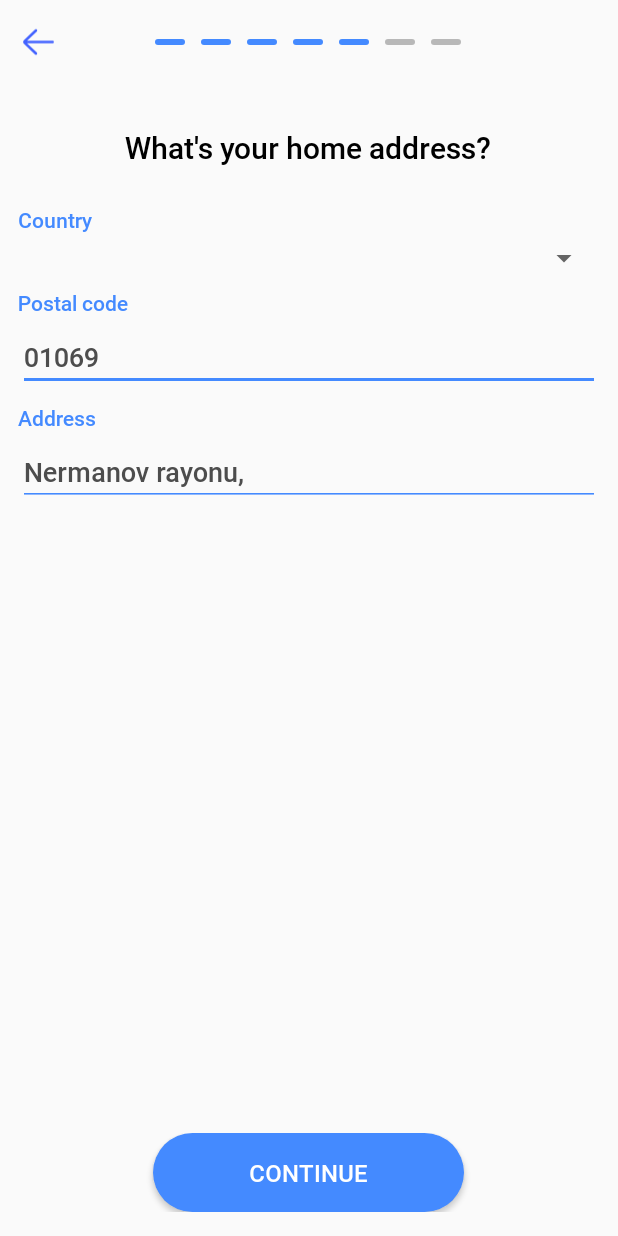
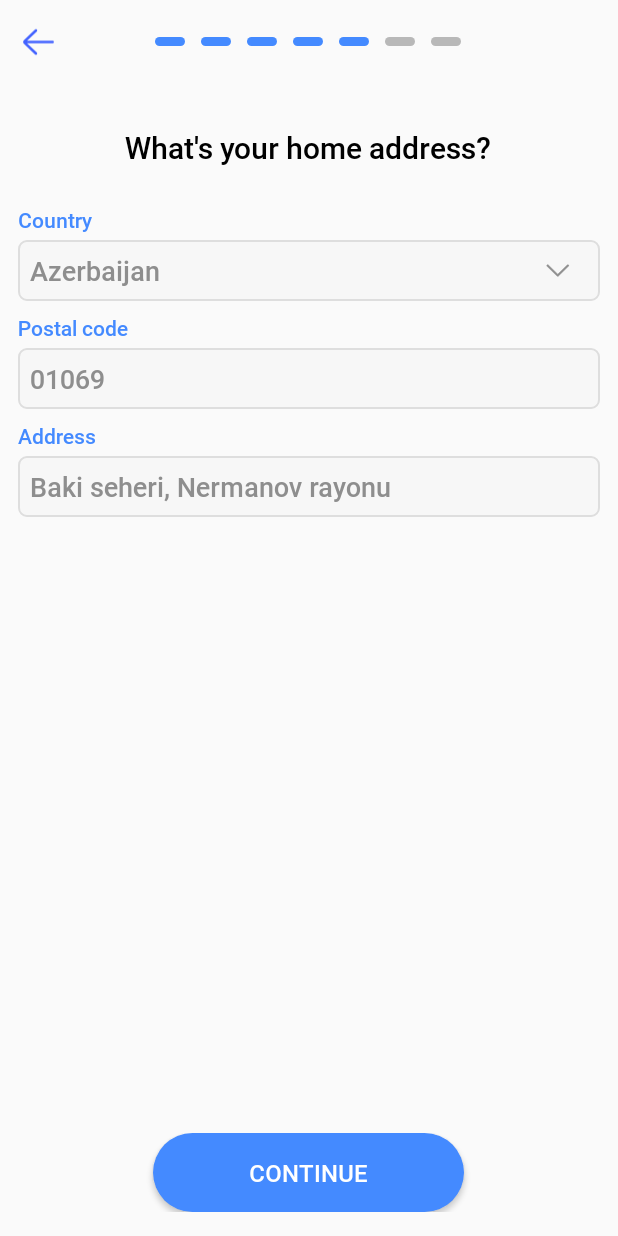
Before and after one commit to hajiyevelnur04/asan-heyat, an Android app: the AddHomeAdressActivity screen opened directly, with no data from a screen before it, on a phone screen of 412 x 824 dp. Run offline under Robolectric (Android 15) with nearby library versions, the phone set to English and light mode, and no system bars; our stand-ins replace Firebase (no records; nobody signed in at launch, a user with empty details on screens opened directly).

Commit message:
bug fixing

```diff
--- a/app/src/main/AndroidManifest.xml
+++ b/app/src/main/AndroidManifest.xml
@@ -52,7 +52,7 @@
             android:theme="@style/AppThemeNoActionBar"
             android:windowSoftInputMode="stateHidden|adjustResize" />
         <activity
-            android:name=".ui.activity.registration.RegisterNumberActivity"
+            android:name=".ui.activity.registration.NumberActivity"
             android:theme="@style/AppThemeNoActionBar"
             android:windowSoftInputMode="stateHidden|adjustResize" />
         <activity
--- a/app/src/main/java/com/eebros/asan/ui/activity/registration/VerifyPhoneNumberActivity.kt
+++ b/app/src/main/java/com/eebros/asan/ui/activity/registration/VerifyPhoneNumberActivity.kt
@@ -1,11 +1,13 @@
 package com.eebros.asan.ui.activity.registration
 
+import android.content.Context
 import android.content.Intent
 import android.os.Bundle
 import android.os.CountDownTimer
 import android.text.Editable
 import android.text.TextWatcher
 import android.util.Log
+import android.view.inputmethod.InputMethodManager
 import android.widget.ImageView
 import android.widget.LinearLayout
 import android.widget.TextView
@@ -25,6 +27,7 @@ import kotlinx.android.synthetic.main.asan_into_header.*
 import java.math.RoundingMode
 import java.text.DecimalFormat
 import java.util.concurrent.TimeUnit
+
 
 class VerifyPhoneNumberActivity : AppCompatActivity() {
 
@@ -82,7 +85,7 @@ class VerifyPhoneNumberActivity : AppCompatActivity() {
     private fun initView() {
         sliderDotspanel = findViewById(R.id.slider_dots)
         number = findViewById(R.id.number)
-        pin = findViewById(R.id.pin)
+        pin = findViewById(R.id.pinCodeView)
     }
 
     private fun blockUser() {
--- a/app/src/main/res/drawable/default_dot.xml
+++ b/app/src/main/res/drawable/default_dot.xml
@@ -5,7 +5,7 @@
 
     <solid android:color="@color/indigator" />
 
-    <size android:height="4dp"
+    <size android:height="6dp"
         android:width="20dp"/>
 
 </shape>
--- a/app/src/main/res/drawable/selected_dot.xml
+++ b/app/src/main/res/drawable/selected_dot.xml
@@ -5,7 +5,7 @@
 
     <solid android:color="@color/colorPrimary" />
 
-    <size android:height="4dp"
+    <size android:height="6dp"
         android:width="20dp"/>
 
 </shape>
--- a/app/src/main/res/layout/activity_add_home_adress.xml
+++ b/app/src/main/res/layout/activity_add_home_adress.xml
@@ -68,14 +68,39 @@
             android:textColor="@color/colorPrimary"
             android:fontFamily="@font/roboto_medium"/>
 
-        <Spinner
+        <LinearLayout
+            android:clickable="true"
+            android:focusable="true"
+            android:layout_marginTop="4dp"
+            android:id="@+id/cContainer"
+            android:layout_width="match_parent"
+            android:layout_height="match_parent"
+            android:background="@drawable/input_item_background"
+            android:orientation="horizontal">
+
+            <EditText
                 android:id="@+id/country"
-            android:layout_width="match_parent"
+                android:focusable="false"
+                android:padding="8dp"
+                android:layout_width="0dp"
+                android:layout_weight="6"
                 android:layout_height="wrap_content"
                 android:lines="1"
-            android:hint="Elnur"
-            android:layout_marginTop="4dp"
-            android:fontFamily="@font/roboto_medium" />
+                android:layout_gravity="center"
+                android:background="@android:color/transparent"
+                android:hint="Azerbaijan"
+                android:inputType="text"
+                android:fontFamily="@font/roboto_medium"
+                android:textColorHint="#8e8e8e" />
+            <androidx.appcompat.widget.AppCompatImageView
+                android:layout_gravity="center"
+                android:layout_weight="1"
+                android:scaleType="center"
+                android:src="@drawable/chevron_down_copy_2"
+                android:layout_width="0dp"
+                android:layout_height="25dp"/>
+
+        </LinearLayout>
 
     </LinearLayout>
 
@@ -98,17 +123,29 @@
             android:textColor="@color/colorPrimary"
             android:fontFamily="@font/roboto_medium"/>
 
+        <LinearLayout
+            android:clickable="true"
+            android:focusable="true"
+            android:layout_marginTop="4dp"
+            android:id="@+id/postCodeContainer"
+            android:layout_width="match_parent"
+            android:layout_height="match_parent"
+            android:background="@drawable/input_item_background"
+            android:orientation="horizontal">
             <EditText
                 android:id="@+id/postCode"
+                android:focusable="true"
+                android:padding="8dp"
                 android:layout_width="match_parent"
                 android:layout_height="wrap_content"
                 android:lines="1"
+                android:layout_gravity="center"
+                android:background="@android:color/transparent"
                 android:hint="01069"
-            android:layout_marginTop="4dp"
+                android:inputType="number"
                 android:fontFamily="@font/roboto_medium"
-            android:textColorHint="@color/hint"
-            android:backgroundTint="@color/colorPrimary"
-            android:foregroundTint="@color/hint"/>
+                android:textColorHint="#8e8e8e" />
+        </LinearLayout>
 
     </LinearLayout>
 
@@ -132,17 +169,30 @@
             android:textColor="@color/colorPrimary"
             android:fontFamily="@font/roboto_medium"/>
 
+        <LinearLayout
+            android:clickable="true"
+            android:focusable="true"
+            android:layout_marginTop="4dp"
+            android:id="@+id/addressContainer"
+            android:layout_width="match_parent"
+            android:layout_height="match_parent"
+            android:background="@drawable/input_item_background"
+            android:orientation="horizontal">
+
             <EditText
                 android:id="@+id/address"
+                android:focusable="true"
+                android:padding="8dp"
                 android:layout_width="match_parent"
                 android:layout_height="wrap_content"
                 android:lines="1"
-            android:hint="Nermanov rayonu, "
-            android:layout_marginTop="4dp"
+                android:layout_gravity="center"
+                android:background="@android:color/transparent"
+                android:hint="Baki seheri, Nermanov rayonu"
+                android:inputType="number"
                 android:fontFamily="@font/roboto_medium"
-            android:textColorHint="@color/hint"
-            android:backgroundTint="@color/colorPrimary"
-            android:foregroundTint="@color/hint"/>
+                android:textColorHint="#8e8e8e" />
+        </LinearLayout>
 
     </LinearLayout>
 
--- a/app/src/main/res/layout/number_board.xml
+++ b/app/src/main/res/layout/number_board.xml
@@ -150,7 +150,6 @@
             android:id="@+id/buttonDelete"
             android:layout_width="match_parent"
             android:gravity="center"
-            android:text="x"
             android:fontFamily="@font/roboto_medium"
             android:layout_height="match_parent"
             android:background="@color/white"
--- a/build.gradle
+++ b/build.gradle
@@ -16,6 +16,9 @@ buildscript {
         // in the individual module build.gradle files
     }
 }
+plugins {
+    id "org.jlleitschuh.gradle.ktlint" version "7.1.0"
+}
 
 allprojects {
     repositories {
@@ -23,6 +26,7 @@ allprojects {
         jcenter()
         maven { url "https://jitpack.io" }
     }
+    apply plugin: "org.jlleitschuh.gradle.ktlint"
 }
 
 task clean(type: Delete) {
```
Also changed, not shown: app/build.gradle (+21 -9 lines), app/src/main/res/layout/activity_add_email.xml (+20 -10 lines), app/src/main/res/layout/activity_add_personal_info.xml (+58 -22 lines). Lines whose indentation alone changed are shown as unchanged.
